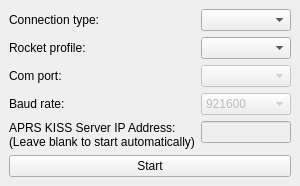
This is qt_files/com_window.ui in UBC-Rocket/UBCRocketGroundStation as Qt 5 draws it before an edit. The edited form follows.
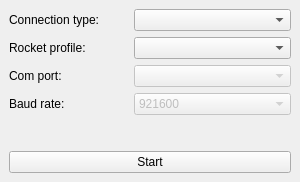
This is the edited form.

Commit message: removed kiss address input from initial screen + small bug fixes

Patch:
```diff
--- a/qt_files/com_window.ui
+++ b/qt_files/com_window.ui
@@ -152,20 +152,6 @@
         </item>
        </widget>
       </item>
-      <item row="4" column="0">
-       <widget class="QLabel" name="label_5">
-        <property name="text">
-         <string>&lt;html&gt;&lt;head/&gt;&lt;body&gt;&lt;p&gt;APRS KISS Server IP Address:&lt;br/&gt;(Leave blank to start automatically)&lt;/p&gt;&lt;/body&gt;&lt;/html&gt;</string>
-        </property>
-       </widget>
-      </item>
-      <item row="4" column="1">
-       <widget class="QLineEdit" name="kissAddress">
-        <property name="enabled">
-         <bool>false</bool>
-        </property>
-       </widget>
-      </item>
      </layout>
     </item>
     <item>
```
The commit also changes 5 other files.
